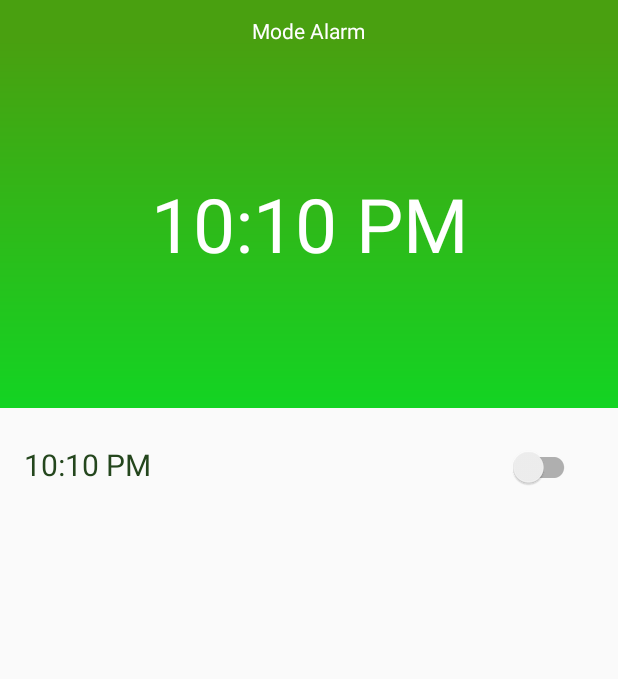
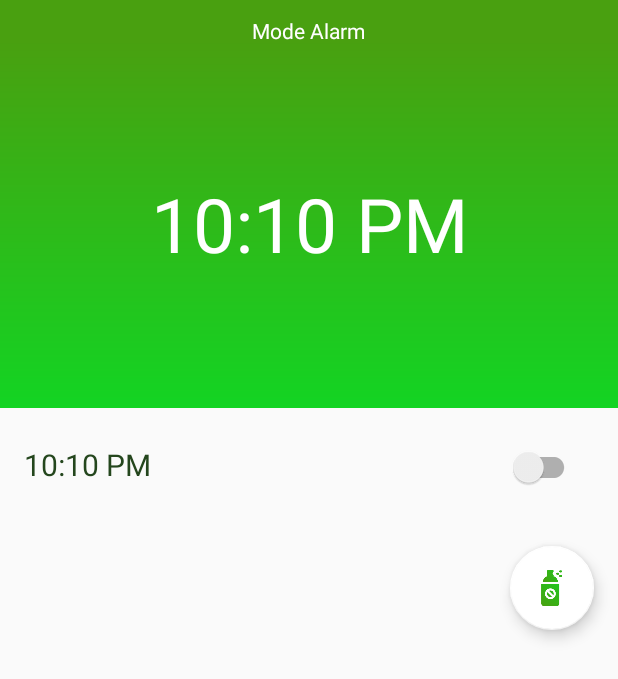
Before and after one commit to irvandandung/FarmBot, an Android app: the AlarmActivity screen opened directly, with no data from a screen before it, on a phone screen of 412 x 824 dp. Shown: the top 679 px of the screen. Run offline under Robolectric (Android 15) with nearby library versions, the phone set to English and light mode, and no system bars.

Commit message:
floating action button

```diff
--- a/app/build.gradle
+++ b/app/build.gradle
@@ -21,7 +21,9 @@ android {
 dependencies {
     implementation fileTree(dir: 'libs', include: ['*.jar'])
     implementation 'com.android.support:appcompat-v7:27.1.1'
+    implementation 'com.android.support:animated-vector-drawable:27.1.1'
     implementation 'com.android.support.constraint:constraint-layout:1.1.3'
+    implementation 'com.android.support:design:27.1.1'
     testImplementation 'junit:junit:4.12'
     androidTestImplementation 'com.android.support.test:runner:1.0.2'
     androidTestImplementation 'com.android.support.test.espresso:espresso-core:3.0.2'
--- a/app/src/main/res/layout/activity_alarm.xml
+++ b/app/src/main/res/layout/activity_alarm.xml
@@ -35,7 +35,7 @@
     </LinearLayout>
     <LinearLayout
         android:layout_width="match_parent"
-        android:layout_height="match_parent">
+        android:layout_height="wrap_content">
         <LinearLayout
             android:layout_width="match_parent"
             android:layout_height="76dp"
@@ -55,4 +55,11 @@
                 android:layout_weight="0.9"/>
         </LinearLayout>
     </LinearLayout>
+    <android.support.design.widget.FloatingActionButton
+        android:id="@+id/fab"
+        android:layout_width="wrap_content"
+        android:layout_height="wrap_content"
+        android:layout_gravity="end|bottom"
+        android:src="@drawable/ic_pesticide"
+        android:layout_margin="16dp" />
 </LinearLayout>
```
